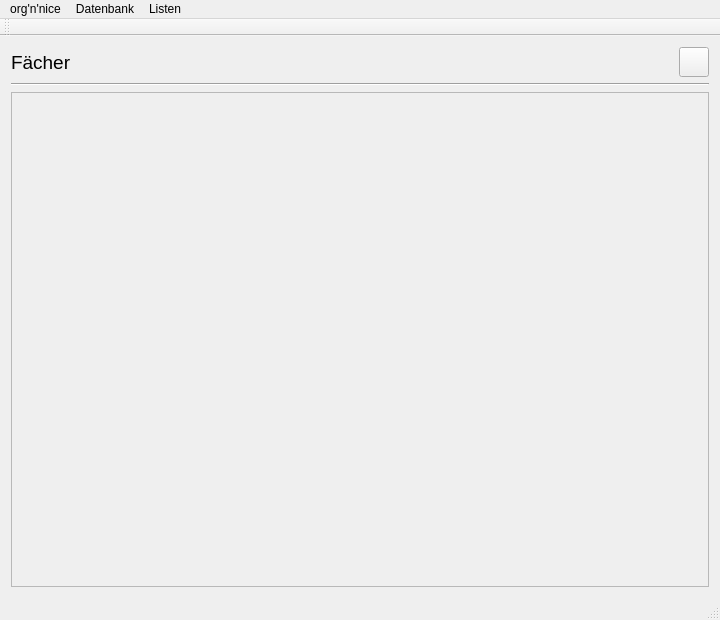
Old version of the form mainwindow.ui in the repository orgnnice/OrgNNice.
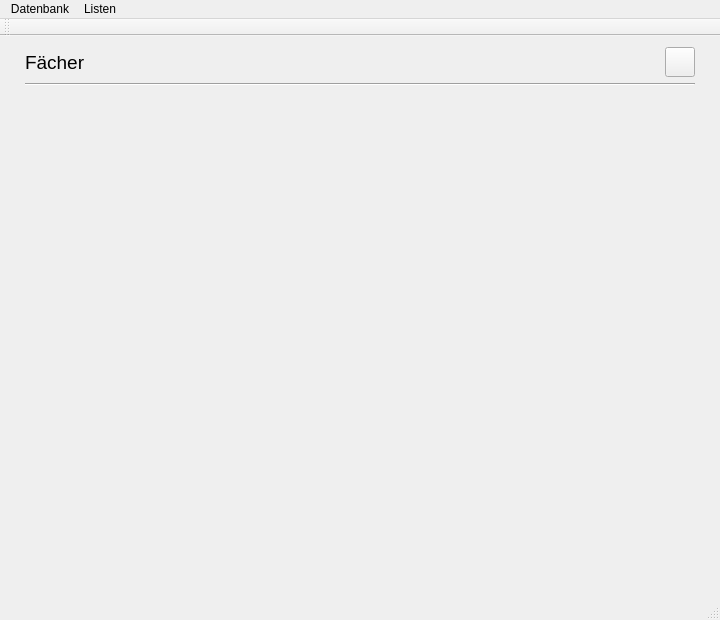
New version of the form. Icons and pictures are not drawn.

Diff of the .ui file:
```diff
--- a/mainwindow.ui
+++ b/mainwindow.ui
@@ -25,10 +25,42 @@
   <property name="windowTitle">
    <string>MainWindow</string>
   </property>
+  <property name="styleSheet">
+   <string notr="true"/>
+  </property>
   <widget class="QWidget" name="centralWidget">
    <layout class="QVBoxLayout" name="verticalLayout">
+    <property name="leftMargin">
+     <number>0</number>
+    </property>
+    <property name="rightMargin">
+     <number>0</number>
+    </property>
+    <property name="bottomMargin">
+     <number>0</number>
+    </property>
+    <item>
+     <layout class="QVBoxLayout" name="verticalLayout_9">
+      <property name="leftMargin">
+       <number>25</number>
+      </property>
+      <property name="rightMargin">
+       <number>25</number>
+      </property>
     <item>
      <layout class="QHBoxLayout" name="horizontalLayout">
+        <property name="leftMargin">
+         <number>0</number>
+        </property>
+        <property name="topMargin">
+         <number>0</number>
+        </property>
+        <property name="rightMargin">
+         <number>0</number>
+        </property>
+        <property name="bottomMargin">
+         <number>0</number>
+        </property>
       <item>
        <widget class="QLabel" name="label">
         <property name="font">
@@ -87,13 +119,33 @@
     </item>
     <item>
      <widget class="Line" name="line">
+        <property name="styleSheet">
+         <string notr="true"/>
+        </property>
+        <property name="lineWidth">
+         <number>1</number>
+        </property>
       <property name="orientation">
        <enum>Qt::Horizontal</enum>
       </property>
      </widget>
+      </item>
+     </layout>
     </item>
     <item>
      <widget class="QScrollArea" name="scrollArea">
+      <property name="styleSheet">
+       <string notr="true"/>
+      </property>
+      <property name="frameShape">
+       <enum>QFrame::NoFrame</enum>
+      </property>
+      <property name="frameShadow">
+       <enum>QFrame::Sunken</enum>
+      </property>
+      <property name="lineWidth">
+       <number>0</number>
+      </property>
       <property name="widgetResizable">
        <bool>true</bool>
       </property>
@@ -102,11 +154,24 @@
         <rect>
          <x>0</x>
          <y>0</y>
-         <width>696</width>
-         <height>478</height>
+         <width>720</width>
+         <height>506</height>
         </rect>
        </property>
-       <layout class="QGridLayout" name="gridLayout"/>
+       <layout class="QGridLayout" name="gridLayout">
+        <property name="leftMargin">
+         <number>0</number>
+        </property>
+        <property name="topMargin">
+         <number>0</number>
+        </property>
+        <property name="rightMargin">
+         <number>0</number>
+        </property>
+        <property name="bottomMargin">
+         <number>0</number>
+        </property>
+       </layout>
       </widget>
      </widget>
     </item>
@@ -118,14 +183,9 @@
      <x>0</x>
      <y>0</y>
      <width>720</width>
-     <height>26</height>
+     <height>21</height>
     </rect>
    </property>
-   <widget class="QMenu" name="menuOrg_n_nice">
-    <property name="title">
-     <string>org'n'nice</string>
-    </property>
-   </widget>
    <widget class="QMenu" name="menuDatenbank">
     <property name="title">
      <string>Datenbank</string>
@@ -142,7 +202,6 @@
     <addaction name="separator"/>
     <addaction name="actionWaitFor_Liste"/>
    </widget>
-   <addaction name="menuOrg_n_nice"/>
    <addaction name="menuDatenbank"/>
    <addaction name="menuListen"/>
   </widget>
```
Lines whose indentation alone changed are shown as unchanged.
